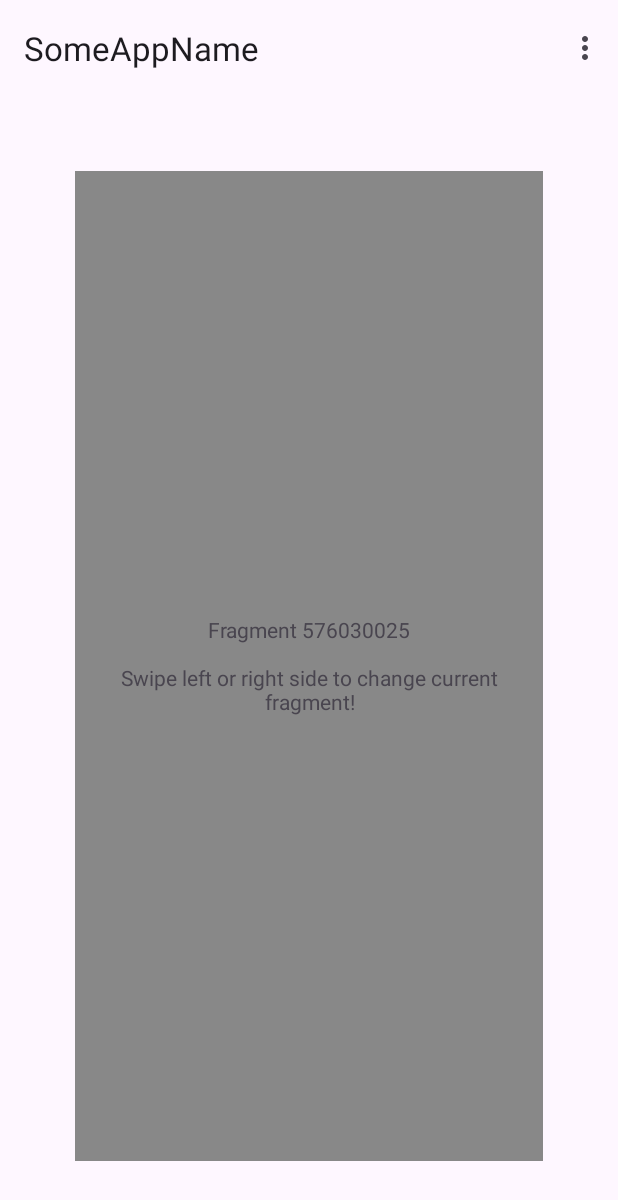
After one commit to azartx/PdpSandbox, an Android app: the fragment MotionLayoutFragmentsChangingFragment placed in its activity, on a phone screen of 412 x 824 dp. The commit adds this screen. Shown: the top 1200 px of the screen. Run offline under Robolectric (Android 15) with nearby library versions, the phone set to English and light mode, and no system bars.

Commit message:
motion layout: change fragments by swipe

```diff
--- a/app/src/main/java/com/skaskasian/pdpsandbox/MainActivity.kt
+++ b/app/src/main/java/com/skaskasian/pdpsandbox/MainActivity.kt
@@ -10,6 +10,7 @@ import com.skaskasian.pdpsandbox.presentation.screens.animations.AnimationsFragm
 import com.skaskasian.pdpsandbox.presentation.screens.contentlist.ContentListFragment
 import com.skaskasian.pdpsandbox.presentation.screens.drawableanimations.ImageAnimFragment
 import com.skaskasian.pdpsandbox.presentation.screens.motionlayoutanim.MotionLayoutAnimationFragment
+import com.skaskasian.pdpsandbox.presentation.screens.motionlayoutanim.MotionLayoutFragmentsChangingFragment
 
 class MainActivity : AppCompatActivity() {
 
@@ -35,6 +36,7 @@ class MainActivity : AppCompatActivity() {
             R.id.action_animation -> navigate<AnimationsFragment>()
             R.id.action_image_animation -> navigate<ImageAnimFragment>()
             R.id.action_motion_layout -> navigate<MotionLayoutAnimationFragment>()
+            R.id.action_motion_layout2 -> navigate<MotionLayoutFragmentsChangingFragment>()
             else -> super.onOptionsItemSelected(item)
         }
     }
--- /dev/null
+++ b/app/src/main/java/com/skaskasian/pdpsandbox/presentation/screens/motionlayoutanim/MotionLayoutFragmentsChangingFragment.kt
@@ -0,0 +1,54 @@
+package com.skaskasian.pdpsandbox.presentation.screens.motionlayoutanim
+
+import android.os.Bundle
+import android.view.LayoutInflater
+import android.view.View
+import android.view.ViewGroup
+import androidx.constraintlayout.motion.widget.MotionLayout
+import androidx.constraintlayout.motion.widget.TransitionAdapter
+import androidx.fragment.app.Fragment
+import com.skaskasian.pdpsandbox.R
+import com.skaskasian.pdpsandbox.databinding.FragmentMotionFrChangingBinding
+import com.skaskasian.pdpsandbox.presentation.screens.motionlayoutanim.utils.SimpleMotionFragment
+
+class MotionLayoutFragmentsChangingFragment : Fragment() {
+
+    private var binding: FragmentMotionFrChangingBinding? = null
+
+    private var motionTransactionAdapter: TransitionAdapter? = null
+
+    override fun onCreateView(inflater: LayoutInflater, container: ViewGroup?, savedInstanceState: Bundle?): View {
+        motionTransactionAdapter = object : TransitionAdapter() {
+            override fun onTransitionCompleted(motionLayout: MotionLayout?, currentId: Int) {
+                applyNewFragment(currentId)
+            }
+        }
+        return FragmentMotionFrChangingBinding.inflate(layoutInflater)
+            .apply { binding = this }
+            .root
+    }
+
+    private fun applyNewFragment(currentId: Int) {
+        if (currentId == R.id.state_gone_left || currentId == R.id.state_gone_right) {
+            parentFragmentManager.beginTransaction()
+                .replace(R.id.fragment_container_motion_fragment, SimpleMotionFragment::class.java, null)
+                .commit()
+        }
+    }
+
+    override fun onViewCreated(view: View, savedInstanceState: Bundle?) {
+        super.onViewCreated(view, savedInstanceState)
+
+        parentFragmentManager.beginTransaction()
+            .add(R.id.fragment_container_motion_fragment, SimpleMotionFragment::class.java, null)
+            .commit()
+        binding?.motionlayoutRoot?.setTransitionListener(motionTransactionAdapter)
+    }
+
+    override fun onDestroyView() {
+        super.onDestroyView()
+        binding?.motionlayoutRoot?.removeTransitionListener(motionTransactionAdapter)
+        motionTransactionAdapter = null
+        binding = null
+    }
+}
--- /dev/null
+++ b/app/src/main/java/com/skaskasian/pdpsandbox/presentation/screens/motionlayoutanim/utils/SimpleMotionFragment.kt
@@ -0,0 +1,27 @@
+package com.skaskasian.pdpsandbox.presentation.screens.motionlayoutanim.utils
+
+import android.annotation.SuppressLint
+import android.graphics.Color
+import android.os.Bundle
+import android.view.Gravity
+import android.view.LayoutInflater
+import android.view.View
+import android.view.ViewGroup
+import android.view.ViewGroup.LayoutParams.MATCH_PARENT
+import android.widget.TextView
+import androidx.fragment.app.Fragment
+
+class SimpleMotionFragment : Fragment() {
+
+    @SuppressLint("SetTextI18n")
+    override fun onCreateView(inflater: LayoutInflater, container: ViewGroup?, savedInstanceState: Bundle?): View? {
+        return TextView(inflater.context).apply {
+            layoutParams = ViewGroup.LayoutParams(MATCH_PARENT, MATCH_PARENT)
+
+            gravity = Gravity.CENTER
+            setBackgroundColor(Color.GRAY)
+            text = "Fragment ${this.hashCode()}\n\n"
+                .plus("Swipe left or right side to change current fragment!")
+        }
+    }
+}
--- /dev/null
+++ b/app/src/main/res/layout/fragment_motion_fr_changing.xml
@@ -0,0 +1,17 @@
+<?xml version="1.0" encoding="utf-8"?>
+<androidx.constraintlayout.motion.widget.MotionLayout
+    xmlns:android="http://schemas.android.com/apk/res/android"
+    xmlns:app="http://schemas.android.com/apk/res-auto"
+    xmlns:tools="http://schemas.android.com/tools"
+    android:id="@+id/motionlayout_root"
+    android:layout_width="match_parent"
+    android:layout_height="match_parent"
+    app:layoutDescription="@xml/motion_scene_fragment_changing"
+    tools:showPaths="true">
+
+    <androidx.fragment.app.FragmentContainerView
+        android:id="@+id/fragment_container_motion_fragment"
+        android:layout_width="0dp"
+        android:layout_height="0dp" />
+
+</androidx.constraintlayout.motion.widget.MotionLayout>
--- a/app/src/main/res/menu/menu_main.xml
+++ b/app/src/main/res/menu/menu_main.xml
@@ -22,4 +22,9 @@
         android:id="@+id/action_motion_layout"
         android:title="Motion layout animation example"
         app:showAsAction="never" />
+
+    <item
+        android:id="@+id/action_motion_layout2"
+        android:title="Motion layout fragments changing"
+        app:showAsAction="never" />
 </menu>
--- /dev/null
+++ b/app/src/main/res/xml/motion_scene_fragment_changing.xml
@@ -0,0 +1,128 @@
+<?xml version="1.0" encoding="utf-8"?>
+<MotionScene
+    xmlns:android="http://schemas.android.com/apk/res/android"
+    xmlns:motion="http://schemas.android.com/apk/res-auto">
+
+    <Transition
+        motion:constraintSetEnd="@+id/state_left"
+        motion:constraintSetStart="@+id/state_default"
+        motion:duration="300">
+
+        <OnSwipe
+            motion:dragDirection="dragLeft"
+            motion:onTouchUp="autoComplete"
+            motion:touchAnchorId="@id/fragment_container_motion_fragment"
+            motion:touchAnchorSide="left"
+            motion:touchRegionId="@id/fragment_container_motion_fragment" />
+    </Transition>
+
+    <Transition
+        motion:constraintSetEnd="@+id/state_right"
+        motion:constraintSetStart="@+id/state_default"
+        motion:duration="300">
+
+        <OnSwipe
+            motion:dragDirection="dragRight"
+            motion:onTouchUp="autoComplete"
+            motion:touchAnchorId="@+id/fragment_container_motion_fragment"
+            motion:touchAnchorSide="right"
+            motion:touchRegionId="@id/fragment_container_motion_fragment" />
+    </Transition>
+
+    <Transition
+        motion:autoTransition="animateToEnd"
+        motion:constraintSetEnd="@+id/state_gone_left"
+        motion:constraintSetStart="@+id/state_left"
+        motion:duration="300" />
+
+    <Transition
+        motion:autoTransition="animateToEnd"
+        motion:constraintSetEnd="@+id/state_gone_right"
+        motion:constraintSetStart="@+id/state_right"
+        motion:duration="300" />
+
+    <Transition
+        motion:autoTransition="jumpToEnd"
+        motion:constraintSetEnd="@+id/state_default"
+        motion:constraintSetStart="@+id/state_gone_left" />
+
+    <Transition
+        motion:autoTransition="jumpToEnd"
+        motion:constraintSetEnd="@+id/state_default"
+        motion:constraintSetStart="@+id/state_gone_right" />
+
+    <ConstraintSet android:id="@+id/state_default">
+
+        <Constraint
+            android:id="@id/fragment_container_motion_fragment"
+            android:layout_width="match_parent"
+            android:layout_height="match_parent"
+            android:layout_marginBottom="50dp"
+            android:layout_marginEnd="50dp"
+            android:layout_marginStart="50dp"
+            android:layout_marginTop="50dp"
+            motion:layout_constraintEnd_toEndOf="parent"
+            motion:layout_constraintStart_toStartOf="parent" />
+    </ConstraintSet>
+
+    <ConstraintSet
+        android:id="@+id/state_left"
+        motion:deriveConstraintsFrom="@+id/state_default">
+
+        <Constraint
+            android:id="@id/fragment_container_motion_fragment"
+            android:layout_width="0dp"
+            android:layout_height="match_parent"
+            android:layout_marginBottom="80dp"
+            android:layout_marginEnd="200dp"
+            android:layout_marginStart="50dp"
+            android:layout_marginTop="20dp"
+            motion:layout_constraintEnd_toEndOf="parent"
+            motion:layout_constraintWidth_percent="0.7" />
+    </ConstraintSet>
+
+    <ConstraintSet
+        android:id="@+id/state_right"
+        motion:deriveConstraintsFrom="@id/state_default">
+
+        <Constraint
+            android:id="@id/fragment_container_motion_fragment"
+            android:layout_width="0dp"
+            android:layout_height="match_parent"
+            android:layout_marginBottom="80dp"
+            android:layout_marginEnd="50dp"
+            android:layout_marginStart="200dp"
+            android:layout_marginTop="20dp"
+            motion:layout_constraintStart_toStartOf="parent"
+            motion:layout_constraintWidth_percent="0.7" />
+    </ConstraintSet>
+
+    <ConstraintSet android:id="@+id/state_gone_right">
+
+        <Constraint
+            android:id="@id/fragment_container_motion_fragment"
+            android:layout_width="0dp"
+            android:layout_height="match_parent"
+            android:layout_marginBottom="80dp"
+            android:layout_marginEnd="50dp"
+            android:layout_marginTop="20dp"
+            motion:layout_constraintStart_toEndOf="parent"
+            motion:layout_constraintWidth_percent="0.9" />
+
+    </ConstraintSet>
+
+    <ConstraintSet android:id="@+id/state_gone_left">
+
+        <Constraint
+            android:id="@id/fragment_container_motion_fragment"
+            android:layout_width="0dp"
+            android:layout_height="match_parent"
+            android:layout_marginBottom="80dp"
+            android:layout_marginEnd="50dp"
+            android:layout_marginTop="20dp"
+            motion:layout_constraintEnd_toStartOf="parent"
+            motion:layout_constraintWidth_percent="0.9" />
+
+    </ConstraintSet>
+
+</MotionScene>
```
